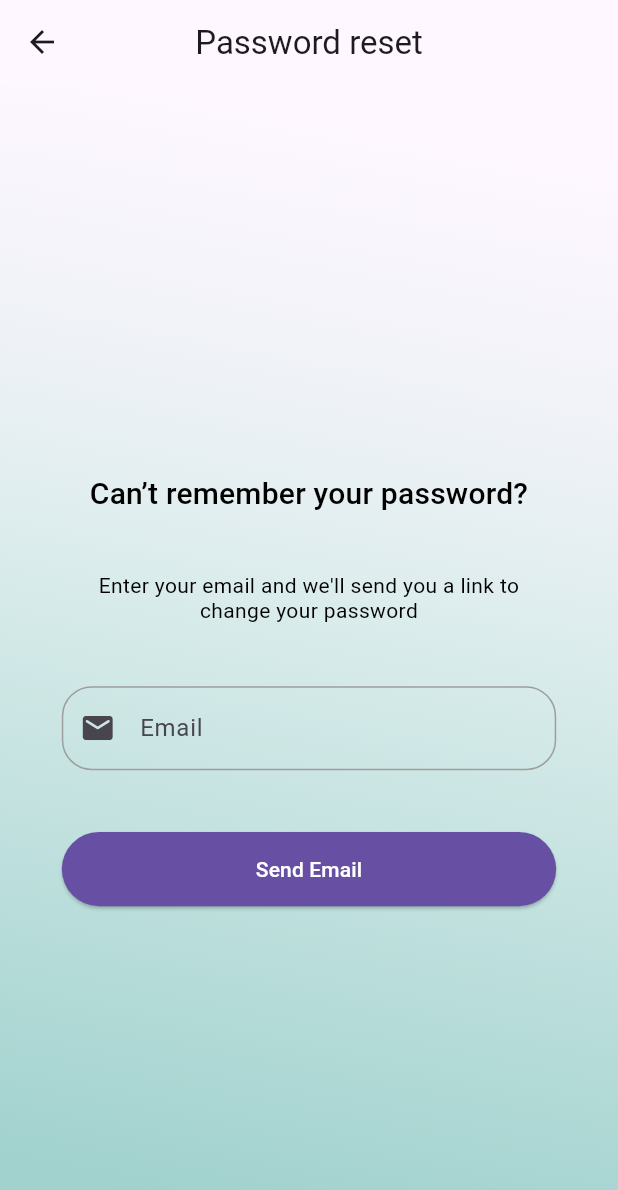
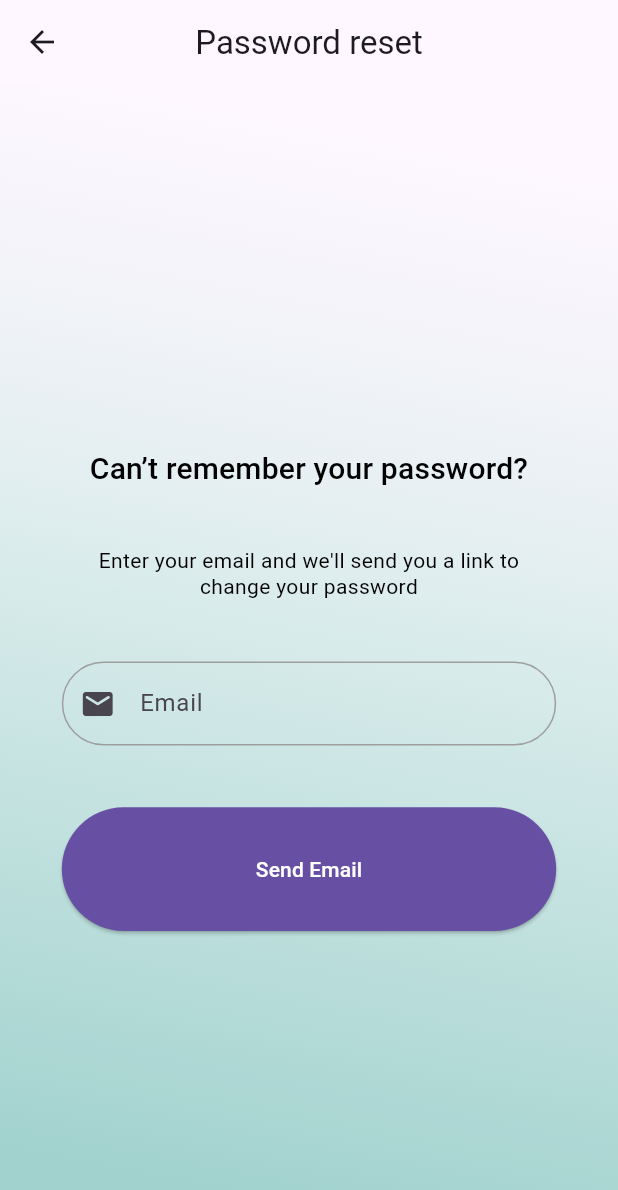
Before and after one commit to Cost-Effective-Software-Project-11/Klinik, a Flutter app: the ResetPassword screen opened directly, on a phone screen of 412 x 824 dp. Shown: the top 1190 px of the screen. Run offline on Flutter 3.47's test engine with Material 3 defaults, Android fonts, the phone set to English and light mode, and no system bars; our stand-ins replace bloc, cloud_firestore, equatable, firebase_auth, firebase_core, flutter_bloc and 3 more; missing offline and left inert: country_flags; accounts and stored records are empty; generated files the repository leaves out were written again.

Commit message:
send email button fix

```diff
--- a/lib/screens/auth/login/login_screen.dart
+++ b/lib/screens/auth/login/login_screen.dart
@@ -76,6 +76,7 @@ class _LoginScreenState extends State<_LoginScreen> {
             padding: EdgeInsets.only(
                 top: context.setHeight(1), bottom: context.setHeight(1)),
             child: AppBar(
+              backgroundColor:  Colors.transparent,
               leading: IconButton(
                 icon: Icon(Icons.navigate_before,
                     color: const Color(0xFF1D1B20), size: context.setWidth(8)),
@@ -95,7 +96,6 @@ class _LoginScreenState extends State<_LoginScreen> {
                   fontWeight: FontWeight.w400,
                 ),
               ),
-              backgroundColor: Colors.transparent,
               surfaceTintColor: Colors.white,
               elevation: 0,
               centerTitle: true,
--- a/lib/screens/auth/password/forgot_password_screen.dart
+++ b/lib/screens/auth/password/forgot_password_screen.dart
@@ -127,27 +127,27 @@ class _ResetPasswordState extends State<ResetPassword> {
           labelText: AppLocale.of(context)!.email,
           enabledBorder: const OutlineInputBorder(
               borderRadius: BorderRadius.only(
-                  topLeft: Radius.circular(20),
-                  topRight: Radius.circular(20),
-                  bottomLeft: Radius.circular(20),
-                  bottomRight: Radius.circular(20)),
+                  topLeft: Radius.circular(30),
+                  topRight: Radius.circular(30),
+                  bottomLeft: Radius.circular(30),
+                  bottomRight: Radius.circular(30)),
               borderSide: BorderSide(color: Colors.grey)),
           focusedBorder: const OutlineInputBorder(
             borderRadius: BorderRadius.only(
-                topLeft: Radius.circular(20),
-                topRight: Radius.circular(20),
-                bottomLeft: Radius.circular(20),
-                bottomRight: Radius.circular(20)),
+                topLeft: Radius.circular(30),
+                topRight: Radius.circular(30),
+                bottomLeft: Radius.circular(30),
+                bottomRight: Radius.circular(30)),
             borderSide: BorderSide(
               color: Colors.blue,
             ),
           ),
           errorBorder: const OutlineInputBorder(
             borderRadius: BorderRadius.only(
-              topLeft: Radius.circular(20),
-              topRight: Radius.circular(20),
-              bottomLeft: Radius.circular(20),
-              bottomRight: Radius.circular(20),
+              topLeft: Radius.circular(30),
+              topRight: Radius.circular(30),
+              bottomLeft: Radius.circular(30),
+              bottomRight: Radius.circular(30),
             ),
             borderSide: BorderSide(
               color: Colors.red,
@@ -155,10 +155,10 @@ class _ResetPasswordState extends State<ResetPassword> {
           ),
           focusedErrorBorder: const OutlineInputBorder(
             borderRadius: BorderRadius.only(
-              topLeft: Radius.circular(20),
-              topRight: Radius.circular(20),
-              bottomLeft: Radius.circular(20),
-              bottomRight: Radius.circular(20),
+              topLeft: Radius.circular(30),
+              topRight: Radius.circular(30),
+              bottomLeft: Radius.circular(30),
+              bottomRight: Radius.circular(30),
             ),
             borderSide: BorderSide(
               color: Colors.red,
@@ -210,7 +210,7 @@ class _ResetPasswordState extends State<ResetPassword> {
 
         return SizedBox(
           width: context.setWidth(80),
-          height: context.setHeight(6),
+          height: context.setHeight(10),
           child: ElevatedButton(
             onPressed: () async {
               if (_formKey.currentState?.validate() == true) {
```
